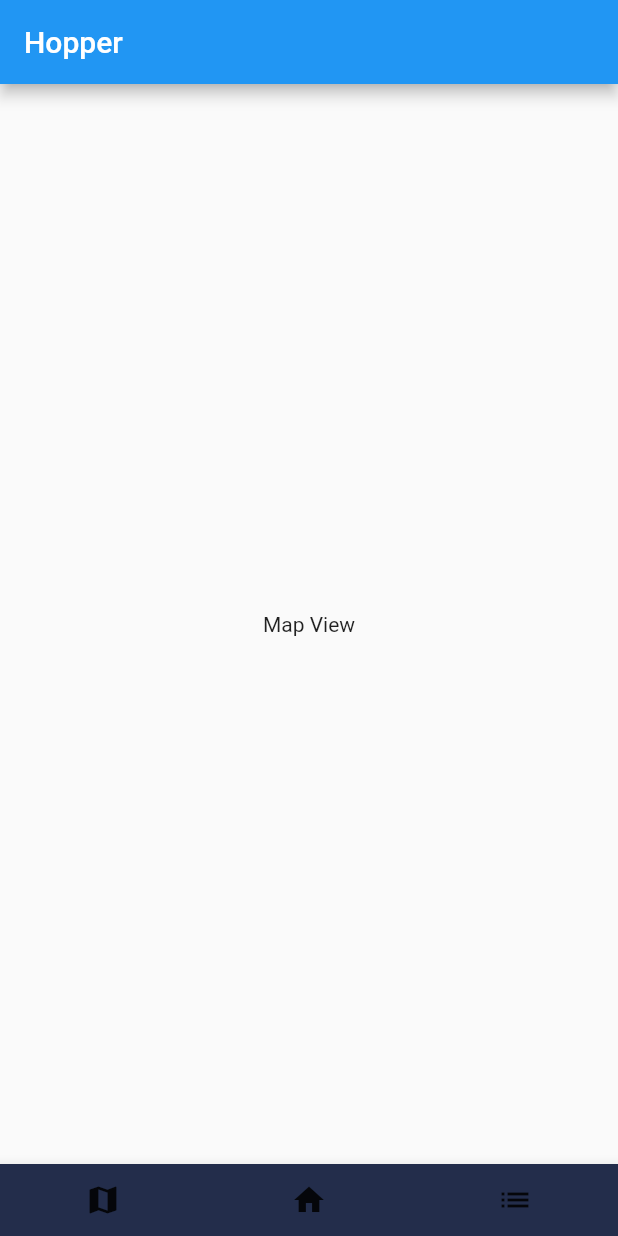
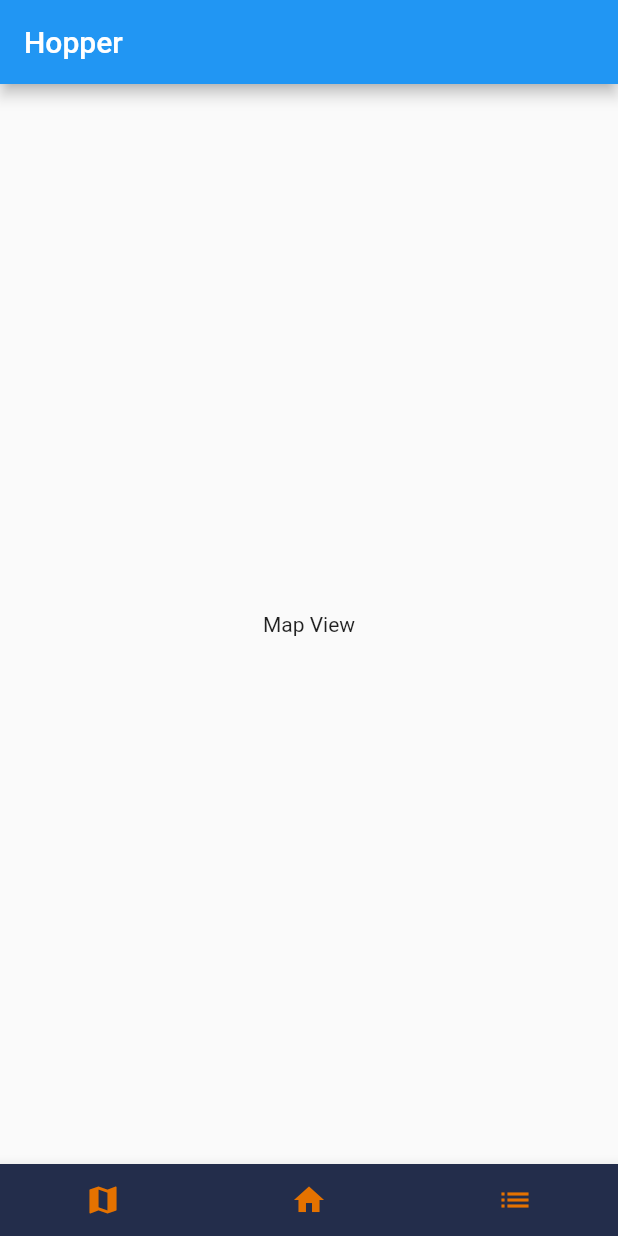
Before and after one commit to Project-Code-UVA/Hopper, a Flutter app: the screen it shows after launch, on a phone screen of 412 x 824 dp. Run offline on Flutter 3.47's test engine with Material 2 defaults, Android fonts, the phone set to English and light mode, and no system bars.

Commit message:
orange buttons

```diff
--- a/lib/main.dart
+++ b/lib/main.dart
@@ -42,19 +42,19 @@
         mainAxisAlignment: MainAxisAlignment.spaceAround,
         children: [
           IconButton(
-            icon: Icon(Icons.map),
+            icon: Icon(Icons.map, color: Color.fromRGBO(229, 114, 0, 1)),
             onPressed: () {
               // Handle the map view button press
             },
           ),
           IconButton(
-            icon: Icon(Icons.home),
+            icon: Icon(Icons.home, color: Color.fromRGBO(229, 114, 0, 1)),
             onPressed: () {
               // Handle the home button press
             },
           ),
           IconButton(
-            icon: Icon(Icons.list),
+            icon: Icon(Icons.list, color: Color.fromRGBO(229, 114, 0, 1)),
             onPressed: () {
               // Handle the list view button press
             },
--- a/pubspec.yaml
+++ b/pubspec.yaml
@@ -30,6 +30,7 @@ environment:
 dependencies:
   flutter:
     sdk: flutter
+
 
 
   # The following adds the Cupertino Icons font to your application.
```
